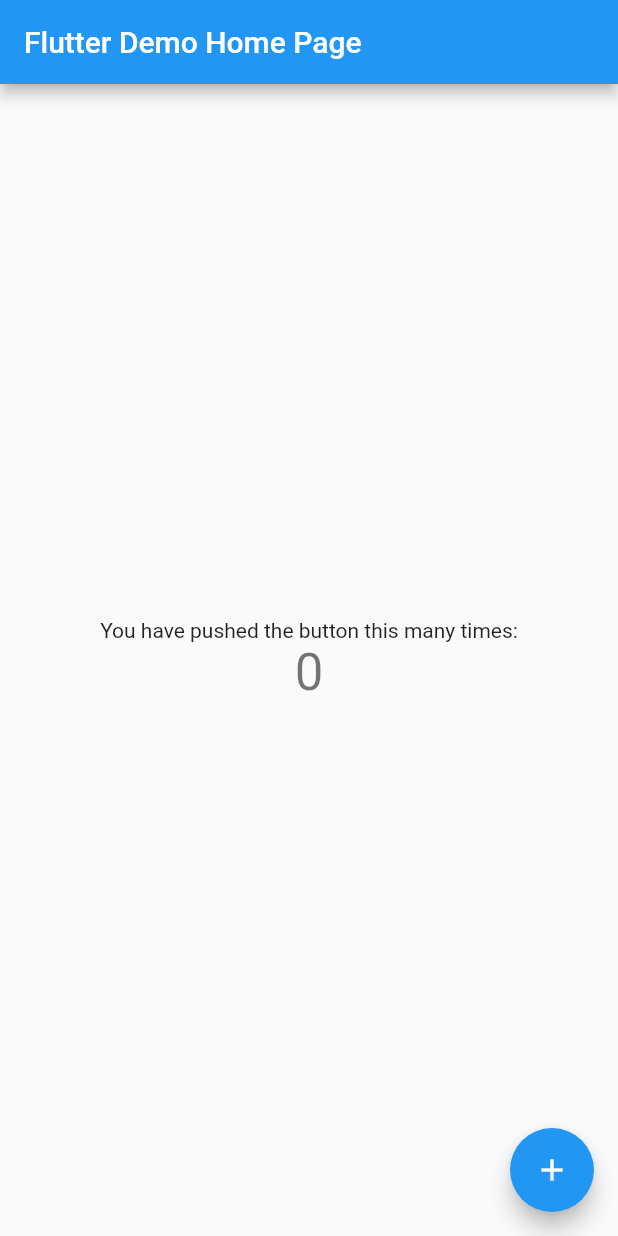
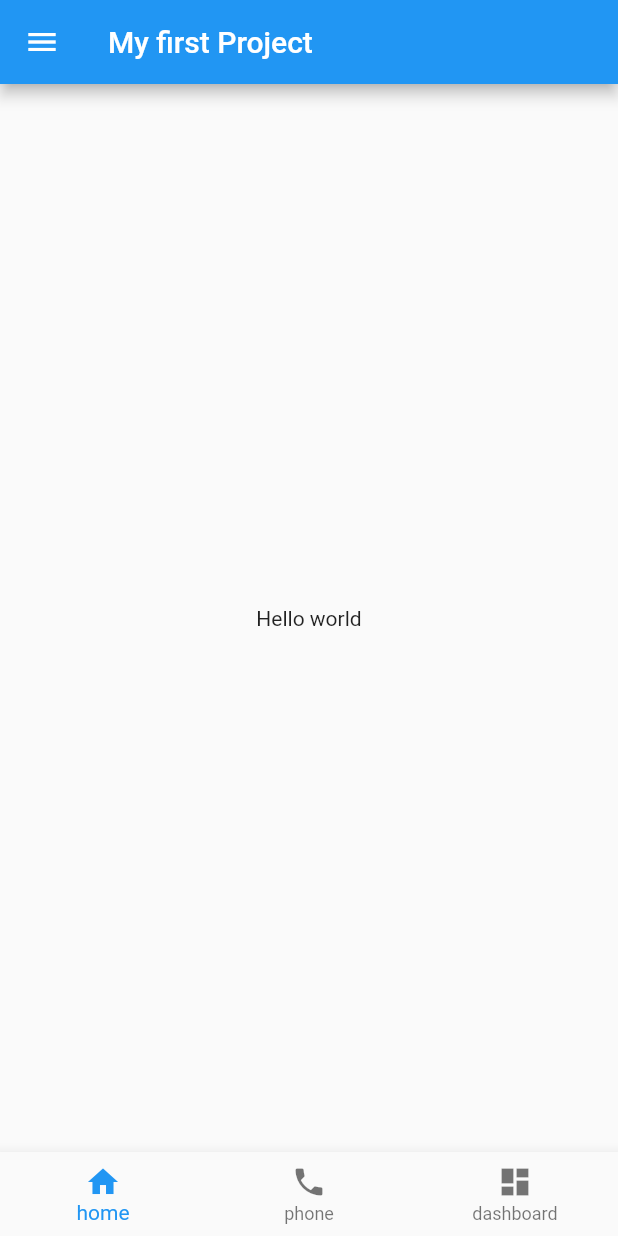
Before and after one commit to sawith42/flutter_application_1, a Flutter app: the screen it shows after launch, on a phone screen of 412 x 824 dp. Run offline on Flutter 3.47's test engine with Material 2 defaults, Android fonts, the phone set to English and light mode, and no system bars.

Commit message:
flutter 101

```diff
--- a/lib/main.dart
+++ b/lib/main.dart
@@ -1,113 +1,35 @@
 import 'package:flutter/material.dart';
 
 void main() {
-  runApp(MyApp());
-}
-
-class MyApp extends StatelessWidget {
-  // This widget is the root of your application.
-  @override
-  Widget build(BuildContext context) {
-    return MaterialApp(
-      title: 'Flutter Demo',
-      theme: ThemeData(
-        // This is the theme of your application.
-        //
-        // Try running your application with "flutter run". You'll see the
-        // application has a blue toolbar. Then, without quitting the app, try
-        // changing the primarySwatch below to Colors.green and then invoke
-        // "hot reload" (press "r" in the console where you ran "flutter run",
-        // or simply save your changes to "hot reload" in a Flutter IDE).
-        // Notice that the counter didn't reset back to zero; the application
-        // is not restarted.
-        primarySwatch: Colors.blue,
-      ),
-      home: MyHomePage(title: 'Flutter Demo Home Page'),
-    );
-  }
-}
-
-class MyHomePage extends StatefulWidget {
-  MyHomePage({Key key, this.title}) : super(key: key);
-
-  // This widget is the home page of your application. It is stateful, meaning
-  // that it has a State object (defined below) that contains fields that affect
-  // how it looks.
-
-  // This class is the configuration for the state. It holds the values (in this
-  // case the title) provided by the parent (in this case the App widget) and
-  // used by the build method of the State. Fields in a Widget subclass are
-  // always marked "final".
-
-  final String title;
-
-  @override
-  _MyHomePageState createState() => _MyHomePageState();
-}
-
-class _MyHomePageState extends State<MyHomePage> {
-  int _counter = 0;
-
-  void _incrementCounter() {
-    setState(() {
-      // This call to setState tells the Flutter framework that something has
-      // changed in this State, which causes it to rerun the build method below
-      // so that the display can reflect the updated values. If we changed
-      // _counter without calling setState(), then the build method would not be
-      // called again, and so nothing would appear to happen.
-      _counter++;
-    });
-  }
-
-  @override
-  Widget build(BuildContext context) {
-    // This method is rerun every time setState is called, for instance as done
-    // by the _incrementCounter method above.
-    //
-    // The Flutter framework has been optimized to make rerunning build methods
-    // fast, so that you can just rebuild anything that needs updating rather
-    // than having to individually change instances of widgets.
-    return Scaffold(
-      appBar: AppBar(
-        // Here we take the value from the MyHomePage object that was created by
-        // the App.build method, and use it to set our appbar title.
-        title: Text(widget.title),
-      ),
-      body: Center(
-        // Center is a layout widget. It takes a single child and positions it
-        // in the middle of the parent.
-        child: Column(
-          // Column is also a layout widget. It takes a list of children and
-          // arranges them vertically. By default, it sizes itself to fit its
-          // children horizontally, and tries to be as tall as its parent.
-          //
-          // Invoke "debug painting" (press "p" in the console, choose the
-          // "Toggle Debug Paint" action from the Flutter Inspector in Android
-          // Studio, or the "Toggle Debug Paint" command in Visual Studio Code)
-          // to see the wireframe for each widget.
-          //
-          // Column has various properties to control how it sizes itself and
-          // how it positions its children. Here we use mainAxisAlignment to
-          // center the children vertically; the main axis here is the vertical
-          // axis because Columns are vertical (the cross axis would be
-          // horizontal).
-          mainAxisAlignment: MainAxisAlignment.center,
-          children: <Widget>[
-            Text(
-              'You have pushed the button this many times:',
+  runApp(
+    MaterialApp(
+      home: Scaffold(
+        drawer: Drawer(
+          child: Text("Hello drawer"),
+        ),
+        appBar: AppBar(
+          title: Text("My first Project"),
+        ),
+        body: Center(
+          child: Text("Hello world"),
+        ),
+        bottomNavigationBar: BottomNavigationBar(
+          items: [
+            BottomNavigationBarItem(
+              icon: Icon(Icons.home),
+              label: "home"
             ),
-            Text(
-              '$_counter',
-              style: Theme.of(context).textTheme.headline4,
+            BottomNavigationBarItem(
+              icon: Icon(Icons.phone),
+              label: "phone"
+            ),
+            BottomNavigationBarItem(
+              icon: Icon(Icons.dashboard),
+              label: "dashboard"
             ),
           ],
         ),
       ),
-      floatingActionButton: FloatingActionButton(
-        onPressed: _incrementCounter,
-        tooltip: 'Increment',
-        child: Icon(Icons.add),
-      ), // This trailing comma makes auto-formatting nicer for build methods.
-    );
-  }
+    ),
+  );
 }
```
Also changed, not shown: 1 other file.
